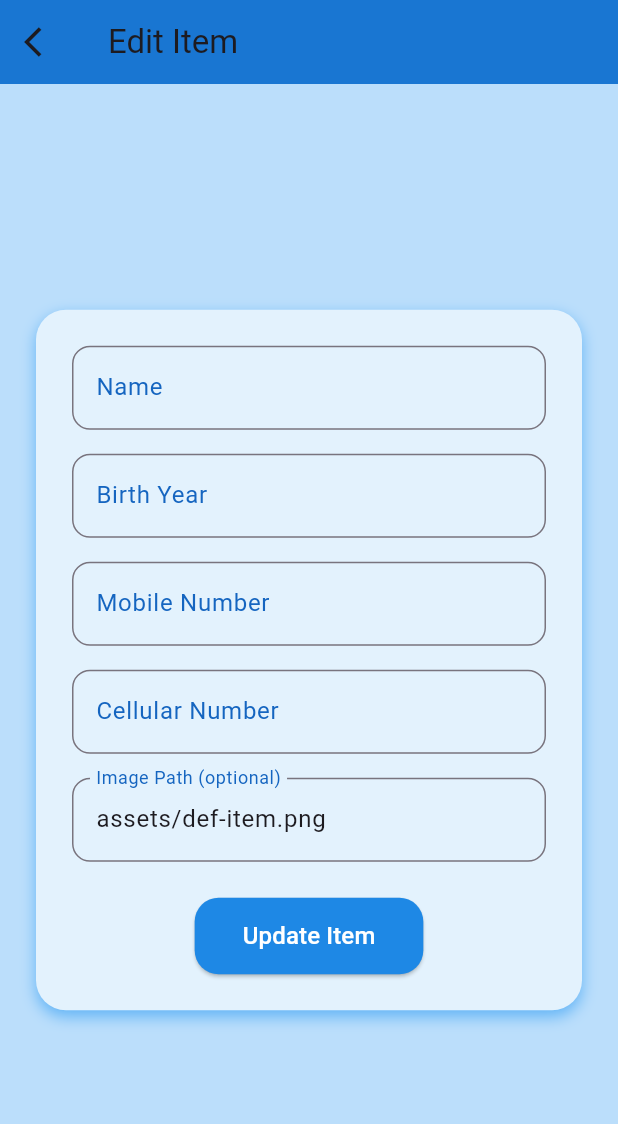
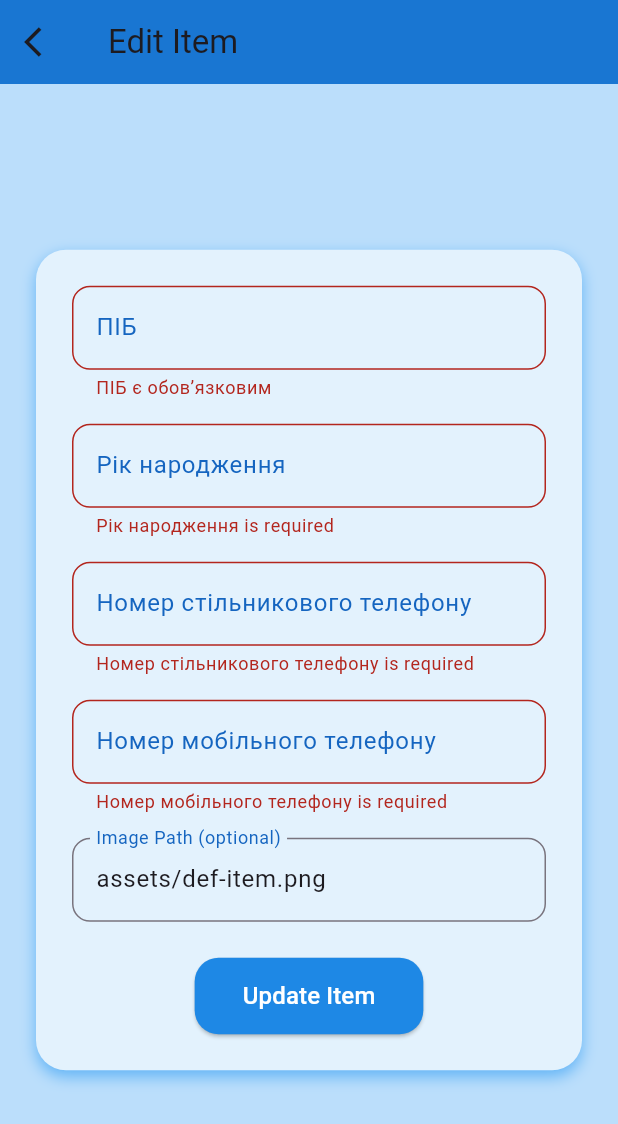
Before and after one commit to kovalsofiia/flutter_repo, a Flutter app: the EditPage screen opened directly with empty values, after a tap on "Update Item", on a phone screen of 412 x 824 dp. Shown: the top 1124 px of the screen. Run offline on Flutter 3.47's test engine with Material 3 defaults, Android fonts, the phone set to English and light mode, and no system bars; our stand-ins replace cloud_firestore, firebase_auth, firebase_core; accounts and stored records are empty; generated files the repository leaves out were written again.

Commit message:
додано валідацію

```diff
--- a/myflutter/lib/module/pages/edit_item.dart
+++ b/myflutter/lib/module/pages/edit_item.dart
@@ -12,6 +12,8 @@ class EditPage extends StatefulWidget {
 }
 
 class _EditPageState extends State<EditPage> {
+  final _formKey = GlobalKey<FormState>();
+
   TextEditingController nameController = TextEditingController();
   TextEditingController birthYearController = TextEditingController();
   TextEditingController mobileNumberController = TextEditingController();
@@ -31,16 +33,21 @@ class _EditPageState extends State<EditPage> {
   }
 
   void updateItem() async {
+    if (_formKey.currentState!.validate()) {
       Item item = Item(
         key: widget.item.key,
-      name: nameController.text,
-      birthYear: birthYearController.text,
-      mobileNumber: mobileNumberController.text,
-      cellularNumber: cellularNumberController.text,
-      imagePath: imagePathController.text,
+        name: nameController.text.trim(),
+        birthYear: birthYearController.text.trim(),
+        mobileNumber: mobileNumberController.text.trim(),
+        cellularNumber: cellularNumberController.text.trim(),
+        imagePath:
+            imagePathController.text.trim().isEmpty
+                ? null
+                : imagePathController.text.trim(),
       );
       await dbOperations.updateElement(item.key!, item.toMap());
       Navigator.pop(context, true);
+    }
   }
 
   @override
@@ -73,82 +80,84 @@ class _EditPageState extends State<EditPage> {
                 ),
               ],
             ),
+            child: Form(
+              key: _formKey,
               child: Column(
                 mainAxisSize: MainAxisSize.min,
                 children: [
-                TextField(
+                  TextFormField(
                     controller: nameController,
-                  decoration: InputDecoration(
-                    labelText: 'Name',
-                    labelStyle: TextStyle(color: Colors.blue[800]),
-                    border: OutlineInputBorder(
-                      borderRadius: BorderRadius.circular(12),
-                    ),
-                    focusedBorder: OutlineInputBorder(
-                      borderSide: BorderSide(color: Colors.blue[700]!),
-                      borderRadius: BorderRadius.circular(12),
-                    ),
-                  ),
+                    decoration: _inputDecoration('ПІБ'),
+                    validator: (value) {
+                      if (value == null || value.trim().isEmpty) {
+                        return 'ПІБ є обовʼязковим';
+                      }
+                      final words = value.trim().split(RegExp(r'\s+'));
+                      if (words.length < 3) {
+                        return 'Введіть повне ПІБ';
+                      }
+                      if (!RegExp(
+                        r"^[А-ЩЬЮЯЄІЇа-щьюяєії'\- ]+$",
+                      ).hasMatch(value)) {
+                        return 'ПІБ має містити лише українські літери';
+                      }
+                      return null;
+                    },
                   ),
                   const SizedBox(height: 16),
-                TextField(
+                  TextFormField(
                     controller: birthYearController,
-                  decoration: InputDecoration(
-                    labelText: 'Birth Year',
-                    labelStyle: TextStyle(color: Colors.blue[800]),
-                    border: OutlineInputBorder(
-                      borderRadius: BorderRadius.circular(12),
-                    ),
-                    focusedBorder: OutlineInputBorder(
-                      borderSide: BorderSide(color: Colors.blue[700]!),
-                      borderRadius: BorderRadius.circular(12),
-                    ),
-                  ),
+                    decoration: _inputDecoration('Рік народження'),
+                    keyboardType: TextInputType.number,
+                    validator: (value) {
+                      if (value == null || value.trim().isEmpty) {
+                        return 'Рік народження is required';
+                      }
+                      final year = int.tryParse(value);
+                      if (year == null ||
+                          year < 1900 ||
+                          year > DateTime.now().year) {
+                        return 'Введіть коректний рік народження (1900 - 2025)';
+                      }
+                      return null;
+                    },
                   ),
                   const SizedBox(height: 16),
-                TextField(
+                  TextFormField(
                     controller: mobileNumberController,
-                  decoration: InputDecoration(
-                    labelText: 'Mobile Number',
-                    labelStyle: TextStyle(color: Colors.blue[800]),
-                    border: OutlineInputBorder(
-                      borderRadius: BorderRadius.circular(12),
+                    decoration: _inputDecoration(
+                      'Номер стільникового телефону',
                     ),
-                    focusedBorder: OutlineInputBorder(
-                      borderSide: BorderSide(color: Colors.blue[700]!),
-                      borderRadius: BorderRadius.circular(12),
-                    ),
-                  ),
+                    keyboardType: TextInputType.phone,
+                    validator: (value) {
+                      if (value == null || value.trim().isEmpty) {
+                        return 'Номер стільникового телефону is required';
+                      }
+                      if (!RegExp(r'^\+?\d{10,13}$').hasMatch(value)) {
+                        return 'Введіть коректний номер стільникового телефону(+380501112233)';
+                      }
+                      return null;
+                    },
                   ),
                   const SizedBox(height: 16),
-                TextField(
+                  TextFormField(
                     controller: cellularNumberController,
-                  decoration: InputDecoration(
-                    labelText: 'Cellular Number',
-                    labelStyle: TextStyle(color: Colors.blue[800]),
-                    border: OutlineInputBorder(
-                      borderRadius: BorderRadius.circular(12),
-                    ),
-                    focusedBorder: OutlineInputBorder(
-                      borderSide: BorderSide(color: Colors.blue[700]!),
-                      borderRadius: BorderRadius.circular(12),
-                    ),
-                  ),
+                    decoration: _inputDecoration('Номер мобільного телефону'),
+                    keyboardType: TextInputType.phone,
+                    validator: (value) {
+                      if (value == null || value.trim().isEmpty) {
+                        return 'Номер мобільного телефону is required';
+                      }
+                      if (!RegExp(r'^\+?\d{10,13}$').hasMatch(value)) {
+                        return 'Введіть коректний Номер мобільного телефону (+380501112233)';
+                      }
+                      return null;
+                    },
                   ),
                   const SizedBox(height: 16),
-                TextField(
+                  TextFormField(
                     controller: imagePathController,
-                  decoration: InputDecoration(
-                    labelText: 'Image Path (optional)',
-                    labelStyle: TextStyle(color: Colors.blue[800]),
-                    border: OutlineInputBorder(
-                      borderRadius: BorderRadius.circular(12),
-                    ),
-                    focusedBorder: OutlineInputBorder(
-                      borderSide: BorderSide(color: Colors.blue[700]!),
-                      borderRadius: BorderRadius.circular(12),
-                    ),
-                  ),
+                    decoration: _inputDecoration('Image Path (optional)'),
                   ),
                   const SizedBox(height: 24),
                   ElevatedButton(
@@ -173,6 +182,19 @@ class _EditPageState extends State<EditPage> {
             ),
           ),
         ),
+      ),
+    );
+  }
+
+  InputDecoration _inputDecoration(String label) {
+    return InputDecoration(
+      labelText: label,
+      labelStyle: TextStyle(color: Colors.blue[800]),
+      border: OutlineInputBorder(borderRadius: BorderRadius.circular(12)),
+      focusedBorder: OutlineInputBorder(
+        borderSide: BorderSide(color: Colors.blue[700]!),
+        borderRadius: BorderRadius.circular(12),
+      ),
     );
   }
 }
--- a/myflutter/lib/module/pages/view_items.dart
+++ b/myflutter/lib/module/pages/view_items.dart
@@ -41,6 +41,9 @@ class _HomePageState extends State<HomePage> {
     await dbOperations.removeElement(item.key!);
     setState(() {
       items.remove(item);
+      filterItems(
+        _searchController.text,
+      ); // оновити filteredItems після видалення
     });
   }
 
```
Also changed, not shown: myflutter/lib/module/pages/add_item.dart (+91 -68 lines). Lines whose indentation alone changed are shown as unchanged.
